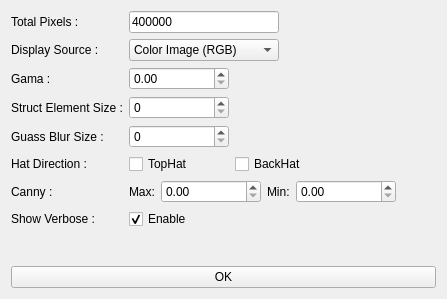
Before: the Qt Designer form gui/ui/preprocess_control.ui in panderan/text-detection, drawn with Qt 5.
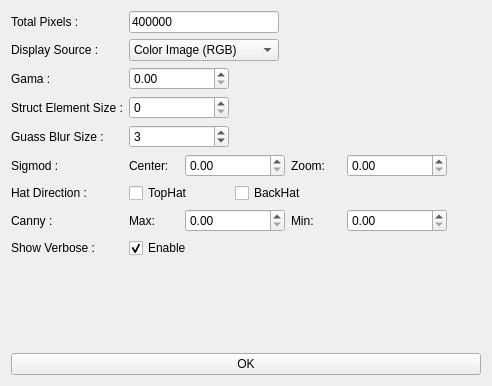
After: the same form once the commit is applied.

Diff of the .ui file:
```diff
--- a/gui/ui/preprocess_control.ui
+++ b/gui/ui/preprocess_control.ui
@@ -9,8 +9,8 @@
    <rect>
     <x>0</x>
     <y>0</y>
-    <width>447</width>
-    <height>299</height>
+    <width>492</width>
+    <height>386</height>
    </rect>
   </property>
   <property name="windowTitle">
@@ -169,9 +169,15 @@
        <property name="maximum">
         <number>1000</number>
        </property>
+       <property name="singleStep">
+        <number>2</number>
+       </property>
+       <property name="value">
+        <number>3</number>
+       </property>
       </widget>
      </item>
-     <item row="6" column="1">
+     <item row="7" column="1">
       <layout class="QHBoxLayout" name="horizontalLayout">
        <property name="sizeConstraint">
         <enum>QLayout::SetMaximumSize</enum>
@@ -184,9 +190,18 @@
            <verstretch>0</verstretch>
           </sizepolicy>
          </property>
+         <property name="minimumSize">
+          <size>
+           <width>50</width>
+           <height>0</height>
+          </size>
+         </property>
          <property name="text">
           <string>Max:</string>
          </property>
+         <property name="alignment">
+          <set>Qt::AlignLeading|Qt::AlignLeft|Qt::AlignVCenter</set>
+         </property>
         </widget>
        </item>
        <item>
@@ -203,6 +218,12 @@
            <height>0</height>
           </size>
          </property>
+         <property name="maximumSize">
+          <size>
+           <width>100</width>
+           <height>16777215</height>
+          </size>
+         </property>
          <property name="maximum">
           <double>10.000000000000000</double>
          </property>
@@ -216,9 +237,18 @@
            <verstretch>0</verstretch>
           </sizepolicy>
          </property>
+         <property name="minimumSize">
+          <size>
+           <width>50</width>
+           <height>0</height>
+          </size>
+         </property>
          <property name="text">
           <string>Min:</string>
          </property>
+         <property name="alignment">
+          <set>Qt::AlignLeading|Qt::AlignLeft|Qt::AlignVCenter</set>
+         </property>
         </widget>
        </item>
        <item>
@@ -235,6 +265,12 @@
            <height>0</height>
           </size>
          </property>
+         <property name="maximumSize">
+          <size>
+           <width>100</width>
+           <height>16777215</height>
+          </size>
+         </property>
          <property name="maximum">
           <double>10.000000000000000</double>
          </property>
@@ -242,21 +278,21 @@
        </item>
       </layout>
      </item>
-     <item row="6" column="0">
+     <item row="7" column="0">
       <widget class="QLabel" name="label_canny">
        <property name="text">
         <string>Canny :</string>
        </property>
       </widget>
      </item>
-     <item row="7" column="0">
+     <item row="8" column="0">
       <widget class="QLabel" name="label_show_verbose">
        <property name="text">
         <string>Show Verbose :</string>
        </property>
       </widget>
      </item>
-     <item row="7" column="1">
+     <item row="8" column="1">
       <widget class="QCheckBox" name="checkbox_show_verbose">
        <property name="text">
         <string>Enable</string>
@@ -266,14 +302,14 @@
        </property>
       </widget>
      </item>
-     <item row="5" column="0">
+     <item row="6" column="0">
       <widget class="QLabel" name="label">
        <property name="text">
         <string>Hat Direction :</string>
        </property>
       </widget>
      </item>
-     <item row="5" column="1">
+     <item row="6" column="1">
       <layout class="QHBoxLayout" name="layout_hat_options">
        <property name="sizeConstraint">
         <enum>QLayout::SetMaximumSize</enum>
@@ -318,6 +354,117 @@
        </item>
       </layout>
      </item>
+     <item row="5" column="0">
+      <widget class="QLabel" name="label_2">
+       <property name="text">
+        <string>Sigmod :</string>
+       </property>
+      </widget>
+     </item>
+     <item row="5" column="1">
+      <layout class="QHBoxLayout" name="horizontalLayout_copy">
+       <property name="sizeConstraint">
+        <enum>QLayout::SetMaximumSize</enum>
+       </property>
+       <item>
+        <widget class="QLabel" name="label_sigmod_center">
+         <property name="sizePolicy">
+          <sizepolicy hsizetype="Fixed" vsizetype="Preferred">
+           <horstretch>0</horstretch>
+           <verstretch>0</verstretch>
+          </sizepolicy>
+         </property>
+         <property name="minimumSize">
+          <size>
+           <width>50</width>
+           <height>0</height>
+          </size>
+         </property>
+         <property name="text">
+          <string>Center:</string>
+         </property>
+         <property name="alignment">
+          <set>Qt::AlignLeading|Qt::AlignLeft|Qt::AlignVCenter</set>
+         </property>
+        </widget>
+       </item>
+       <item>
+        <widget class="QDoubleSpinBox" name="spinbox_sigmod_center">
+         <property name="sizePolicy">
+          <sizepolicy hsizetype="Minimum" vsizetype="Fixed">
+           <horstretch>0</horstretch>
+           <verstretch>0</verstretch>
+          </sizepolicy>
+         </property>
+         <property name="minimumSize">
+          <size>
+           <width>100</width>
+           <height>0</height>
+          </size>
+         </property>
+         <property name="maximumSize">
+          <size>
+           <width>100</width>
+           <height>16777215</height>
+          </size>
+         </property>
+         <property name="maximum">
+          <double>10.000000000000000</double>
+         </property>
+         <property name="singleStep">
+          <double>0.100000000000000</double>
+         </property>
+        </widget>
+       </item>
+       <item>
+        <widget class="QLabel" name="label_sigmod_zoom">
+         <property name="sizePolicy">
+          <sizepolicy hsizetype="Fixed" vsizetype="Preferred">
+           <horstretch>0</horstretch>
+           <verstretch>0</verstretch>
+          </sizepolicy>
+         </property>
+         <property name="minimumSize">
+          <size>
+           <width>50</width>
+           <height>0</height>
+          </size>
+         </property>
+         <property name="text">
+          <string>Zoom:</string>
+         </property>
+         <property name="alignment">
+          <set>Qt::AlignLeading|Qt::AlignLeft|Qt::AlignVCenter</set>
+         </property>
+        </widget>
+       </item>
+       <item>
+        <widget class="QDoubleSpinBox" name="spinbox_sigmod_zoom">
+         <property name="sizePolicy">
+          <sizepolicy hsizetype="Minimum" vsizetype="Fixed">
+           <horstretch>0</horstretch>
+           <verstretch>0</verstretch>
+          </sizepolicy>
+         </property>
+         <property name="minimumSize">
+          <size>
+           <width>100</width>
+           <height>0</height>
+          </size>
+         </property>
+         <property name="maximumSize">
+          <size>
+           <width>100</width>
+           <height>16777215</height>
+          </size>
+         </property>
+         <property name="maximum">
+          <double>10.000000000000000</double>
+         </property>
+        </widget>
+       </item>
+      </layout>
+     </item>
     </layout>
    </item>
    <item>
```
Left out of the diff: 9 changed lines with no effect on the pictures.
